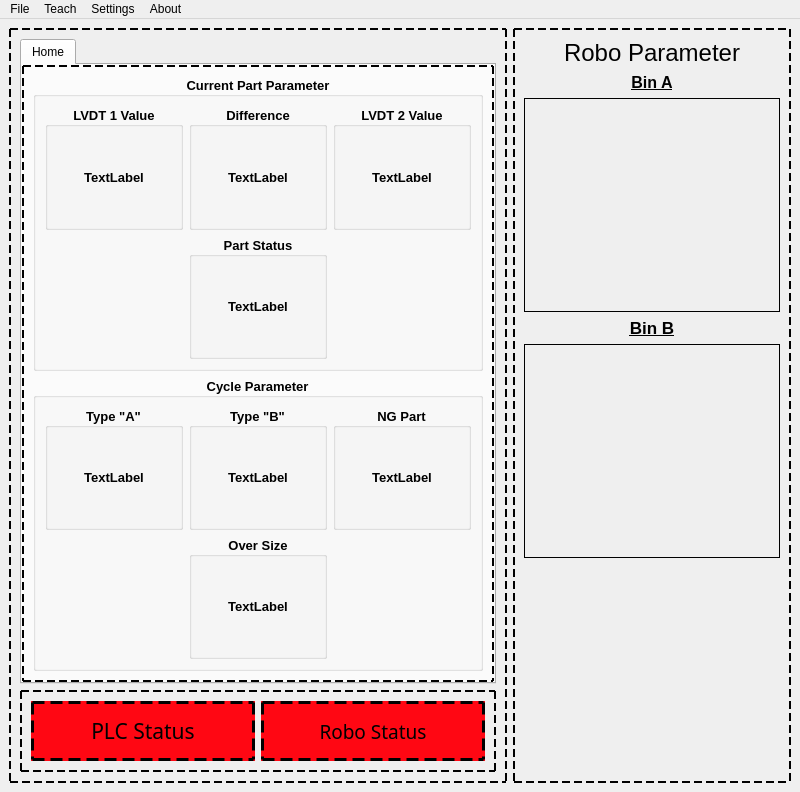
This is UI_Files/Mainwindow.ui in listpplo/AtopRobo as Qt 5 draws it before an edit. The edited form follows.
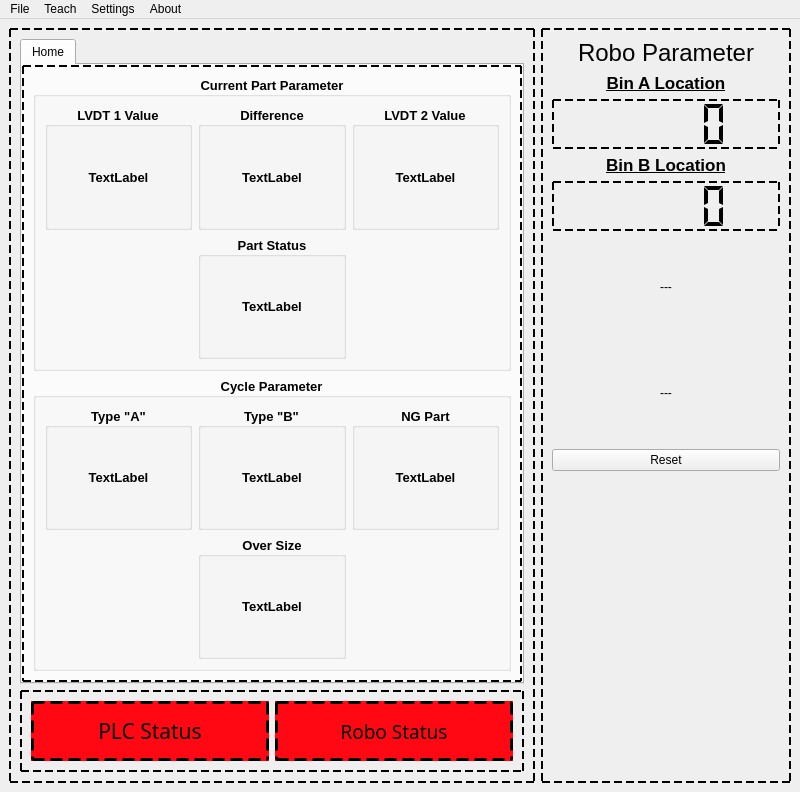
This is the edited form. Icons and pictures are not drawn.

```diff
--- a/UI_Files/Mainwindow.ui
+++ b/UI_Files/Mainwindow.ui
@@ -475,14 +475,14 @@
         <widget class="QLabel" name="label_4">
          <property name="font">
           <font>
-           <pointsize>12</pointsize>
+           <pointsize>13</pointsize>
            <italic>false</italic>
            <bold>true</bold>
            <underline>true</underline>
           </font>
          </property>
          <property name="text">
-          <string>Bin A</string>
+          <string>Bin A Location</string>
          </property>
          <property name="alignment">
           <set>Qt::AlignmentFlag::AlignCenter</set>
@@ -490,56 +490,30 @@
         </widget>
        </item>
        <item>
-        <widget class="QTableWidget" name="tableWidget">
-         <property name="sizePolicy">
-          <sizepolicy hsizetype="Fixed" vsizetype="Expanding">
-           <horstretch>0</horstretch>
-           <verstretch>0</verstretch>
-          </sizepolicy>
-         </property>
+        <widget class="QLCDNumber" name="lcdNumber">
          <property name="minimumSize">
           <size>
            <width>0</width>
-           <height>0</height>
+           <height>50</height>
           </size>
          </property>
          <property name="font">
           <font>
-           <kerning>true</kerning>
+           <pointsize>13</pointsize>
           </font>
          </property>
-         <property name="styleSheet">
-          <string notr="true">QTableWidget{
-	border:1px solid black;
-}</string>
+         <property name="smallDecimalPoint">
+          <bool>false</bool>
          </property>
-         <property name="gridStyle">
-          <enum>Qt::PenStyle::DashDotDotLine</enum>
+         <property name="digitCount">
+          <number>5</number>
          </property>
-         <property name="rowCount">
+         <property name="segmentStyle">
+          <enum>QLCDNumber::SegmentStyle::Flat</enum>
+         </property>
+         <property name="intValue" stdset="0">
           <number>0</number>
          </property>
-         <attribute name="horizontalHeaderVisible">
-          <bool>true</bool>
-         </attribute>
-         <attribute name="horizontalHeaderCascadingSectionResizes">
-          <bool>false</bool>
-         </attribute>
-         <attribute name="horizontalHeaderMinimumSectionSize">
-          <number>10</number>
-         </attribute>
-         <attribute name="horizontalHeaderDefaultSectionSize">
-          <number>25</number>
-         </attribute>
-         <attribute name="verticalHeaderMinimumSectionSize">
-          <number>10</number>
-         </attribute>
-         <attribute name="verticalHeaderDefaultSectionSize">
-          <number>20</number>
-         </attribute>
-         <attribute name="verticalHeaderStretchLastSection">
-          <bool>false</bool>
-         </attribute>
         </widget>
        </item>
        <item>
@@ -552,7 +526,7 @@
           </font>
          </property>
          <property name="text">
-          <string>Bin B</string>
+          <string>Bin B Location</string>
          </property>
          <property name="alignment">
           <set>Qt::AlignmentFlag::AlignCenter</set>
@@ -560,47 +534,66 @@
         </widget>
        </item>
        <item>
-        <widget class="QTableWidget" name="tableWidget_2">
-         <property name="sizePolicy">
-          <sizepolicy hsizetype="Fixed" vsizetype="Expanding">
-           <horstretch>0</horstretch>
-           <verstretch>0</verstretch>
-          </sizepolicy>
-         </property>
+        <widget class="QLCDNumber" name="lcdNumber_2">
          <property name="minimumSize">
           <size>
            <width>0</width>
-           <height>0</height>
+           <height>50</height>
           </size>
          </property>
          <property name="font">
           <font>
-           <kerning>true</kerning>
+           <pointsize>13</pointsize>
           </font>
          </property>
-         <property name="styleSheet">
-          <string notr="true">QTableWidget{
-	border:1px solid black;
-}</string>
+         <property name="digitCount">
+          <number>5</number>
          </property>
-         <property name="gridStyle">
-          <enum>Qt::PenStyle::DashDotDotLine</enum>
+         <property name="segmentStyle">
+          <enum>QLCDNumber::SegmentStyle::Flat</enum>
          </property>
-         <property name="rowCount">
+         <property name="intValue" stdset="0">
           <number>0</number>
          </property>
-         <attribute name="horizontalHeaderMinimumSectionSize">
-          <number>10</number>
-         </attribute>
-         <attribute name="horizontalHeaderDefaultSectionSize">
-          <number>25</number>
-         </attribute>
-         <attribute name="verticalHeaderMinimumSectionSize">
-          <number>10</number>
-         </attribute>
-         <attribute name="verticalHeaderDefaultSectionSize">
-          <number>20</number>
-         </attribute>
+        </widget>
+       </item>
+       <item>
+        <widget class="QLabel" name="label_3">
+         <property name="minimumSize">
+          <size>
+           <width>0</width>
+           <height>100</height>
+          </size>
+         </property>
+         <property name="text">
+          <string>---</string>
+         </property>
+         <property name="alignment">
+          <set>Qt::AlignmentFlag::AlignCenter</set>
+         </property>
+        </widget>
+       </item>
+       <item>
+        <widget class="QLabel" name="label_13">
+         <property name="minimumSize">
+          <size>
+           <width>0</width>
+           <height>100</height>
+          </size>
+         </property>
+         <property name="text">
+          <string>---</string>
+         </property>
+         <property name="alignment">
+          <set>Qt::AlignmentFlag::AlignCenter</set>
+         </property>
+        </widget>
+       </item>
+       <item>
+        <widget class="QPushButton" name="pushButton_3">
+         <property name="text">
+          <string>Reset</string>
+         </property>
         </widget>
        </item>
        <item>
```
Left out of the diff: 2 changed lines with no effect on the pictures.
